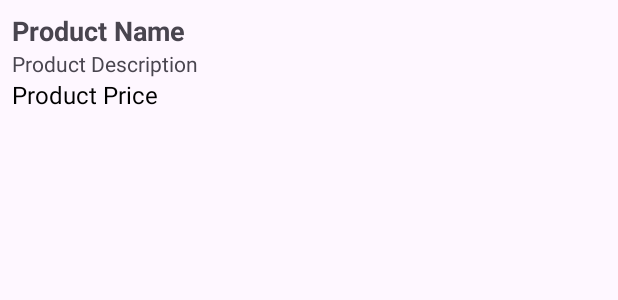
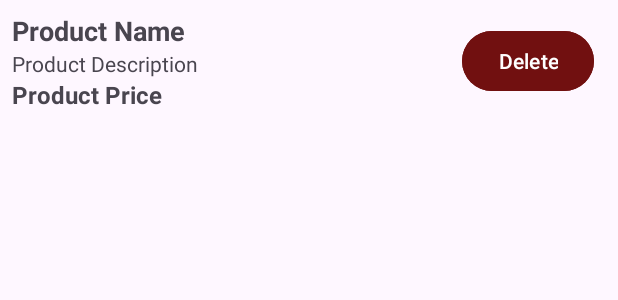
Before and after one commit to KimtyShrestha/Android-Final-Project---Kimty-s-Collection-, an Android app: the layout item_product.xml on its own in the app's theme, with its tools: preview values and no code run, on a phone screen of 412 x 824 dp. Shown: the top 300 px of the screen. Run offline under Robolectric (Android 15) with nearby library versions, the phone set to English and light mode, and no system bars.

Commit message:
delete crud

```diff
--- a/app/src/main/java/com/example/a35b_crud/model/Product.kt
+++ b/app/src/main/java/com/example/a35b_crud/model/Product.kt
@@ -1,7 +1,7 @@
 package com.example.a35b_crud.model
 
 data class Product(
-    val id: String = "",
+    var id: String = "",
     val name: String = "",
     val description: String = "",
     val price: Double = 0.0,
--- a/app/src/main/res/layout/item_product.xml
+++ b/app/src/main/res/layout/item_product.xml
@@ -1,9 +1,16 @@
-<?xml version="1.0" encoding="utf-8"?>
-<LinearLayout xmlns:android="http://schemas.android.com/apk/res/android"
+<RelativeLayout xmlns:android="http://schemas.android.com/apk/res/android"
+    android:layout_width="match_parent"
+    android:layout_height="wrap_content"
+    android:padding="8dp">
+
+    <!-- Product Details (Vertical LinearLayout) -->
+    <LinearLayout
+        android:id="@+id/productDetails"
         android:layout_width="match_parent"
         android:layout_height="wrap_content"
         android:orientation="vertical"
-    android:padding="8dp">
+        android:layout_toStartOf="@+id/buttonDelete"
+        android:layout_alignParentStart="true">
 
         <TextView
             android:id="@+id/textViewProductName"
@@ -26,5 +33,17 @@
             android:layout_height="wrap_content"
             android:text="Product Price"
             android:textSize="16sp"
-        android:textColor="@color/black" />
+            android:textStyle="bold" />
     </LinearLayout>
+
+    <!-- Delete Button (Right Corner) -->
+    <Button
+        android:id="@+id/buttonDelete"
+        android:layout_width="wrap_content"
+        android:layout_height="wrap_content"
+        android:text="Delete"
+        android:backgroundTint="@color/red"
+        android:layout_alignParentEnd="true"
+        android:layout_centerVertical="true"
+        android:layout_marginEnd="8dp" />
+</RelativeLayout>
--- a/app/src/main/res/values/colors.xml
+++ b/app/src/main/res/values/colors.xml
@@ -3,4 +3,5 @@
     <color name="black">#FF000000</color>
     <color name="white">#FFFFFFFF</color>
     <color name="blue">#2196F3</color>
+    <color name="red">#711010</color>
 </resources>
```
Also changed, not shown: app/src/main/java/com/example/a35b_crud/adapter/ProductAdapter.kt (+15 -3 lines), app/src/main/java/com/example/a35b_crud/ui/fragment/HomeFragment.kt (+19 -1 lines). Lines whose indentation alone changed are shown as unchanged.
